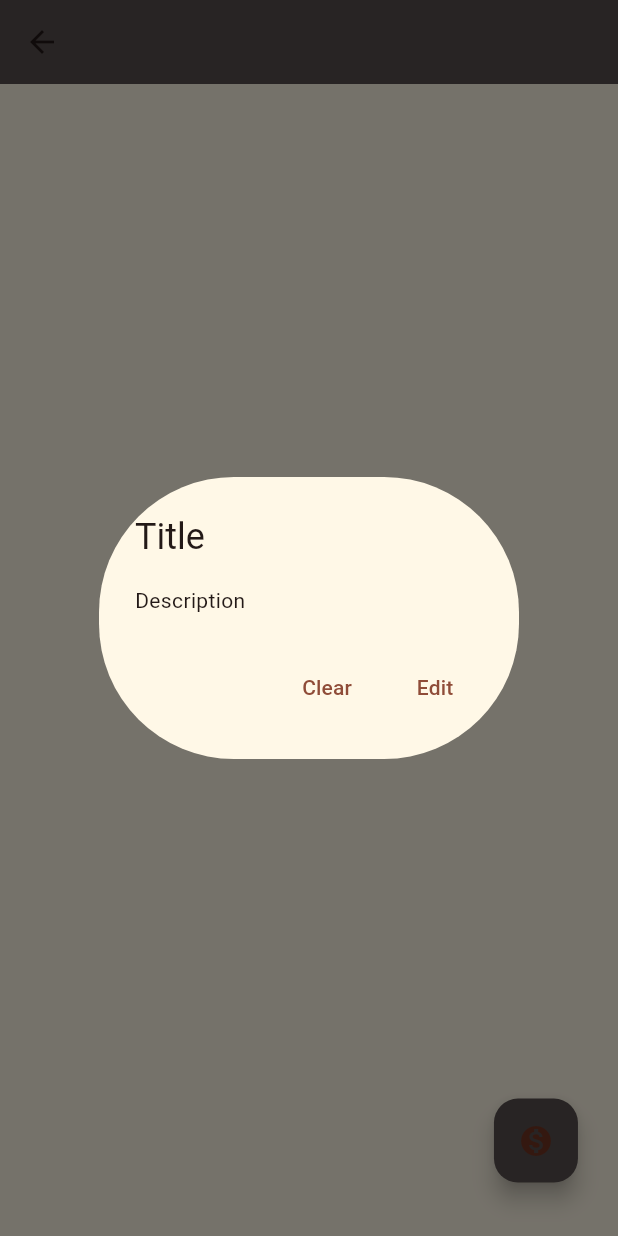
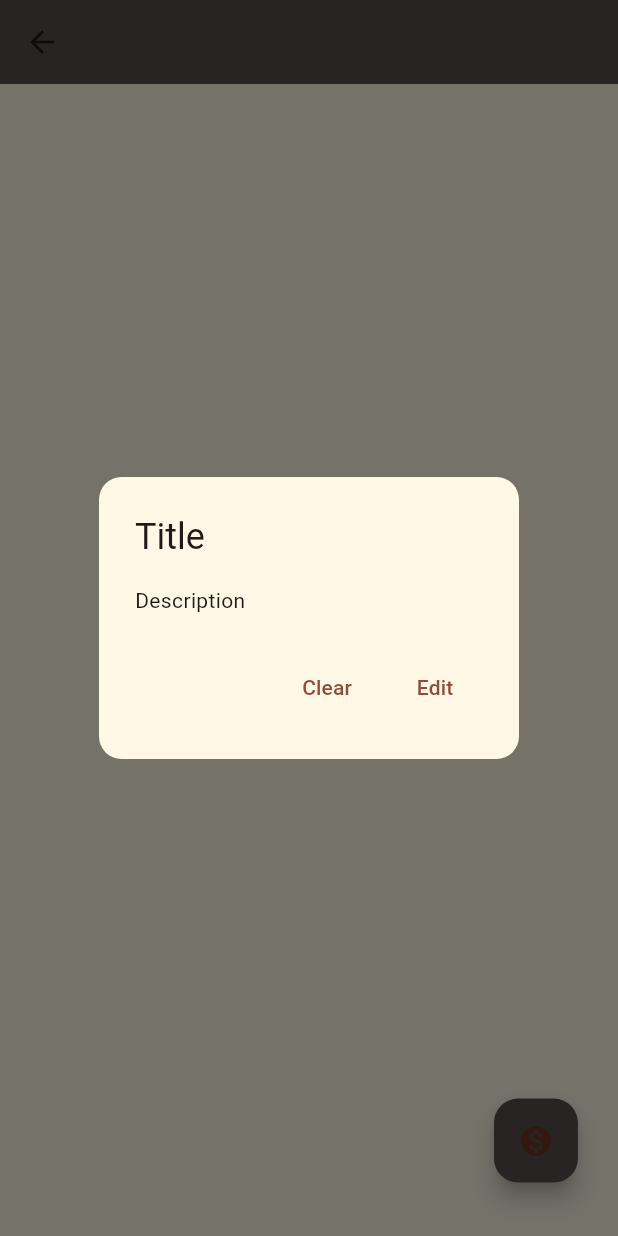
Before and after one commit to CNsquared/ABGapp, a Flutter app: the confrimationScreen screen opened directly, after a tap on the "monetization on" icon, on a phone screen of 412 x 824 dp. Run offline on Flutter 3.47's test engine with Material 2 defaults, Android fonts, the phone set to English and light mode, and no system bars.

Commit message:
Update confrimationScreen.dart

```diff
--- a/lib/confrimationScreen.dart
+++ b/lib/confrimationScreen.dart
@@ -26,7 +26,7 @@ class confrimationScreen extends StatelessWidget {
                 builder: (BuildContext context) => AlertDialog(
                   title: const Text('Title'),
                   shape: const RoundedRectangleBorder(
-                      borderRadius: BorderRadius.all(Radius.circular(90.0))),
+                      borderRadius: BorderRadius.all(Radius.circular(15.0))),
                   backgroundColor: const Color.fromARGB(255, 255, 248, 231),
                   content: const Text('Description'),
                   actions: <Widget>[
```
